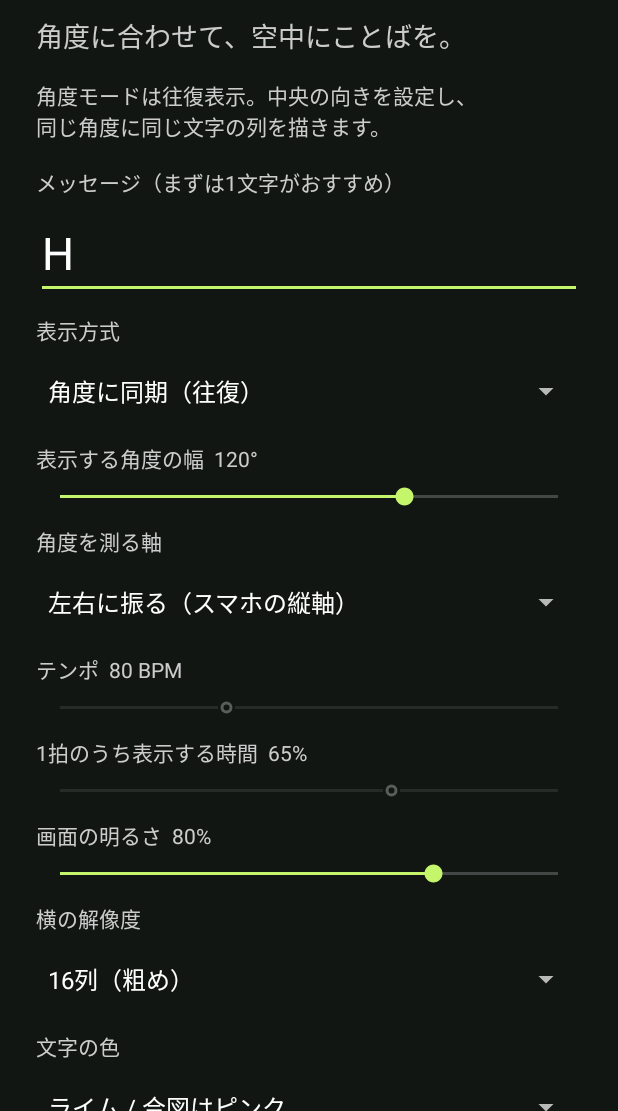
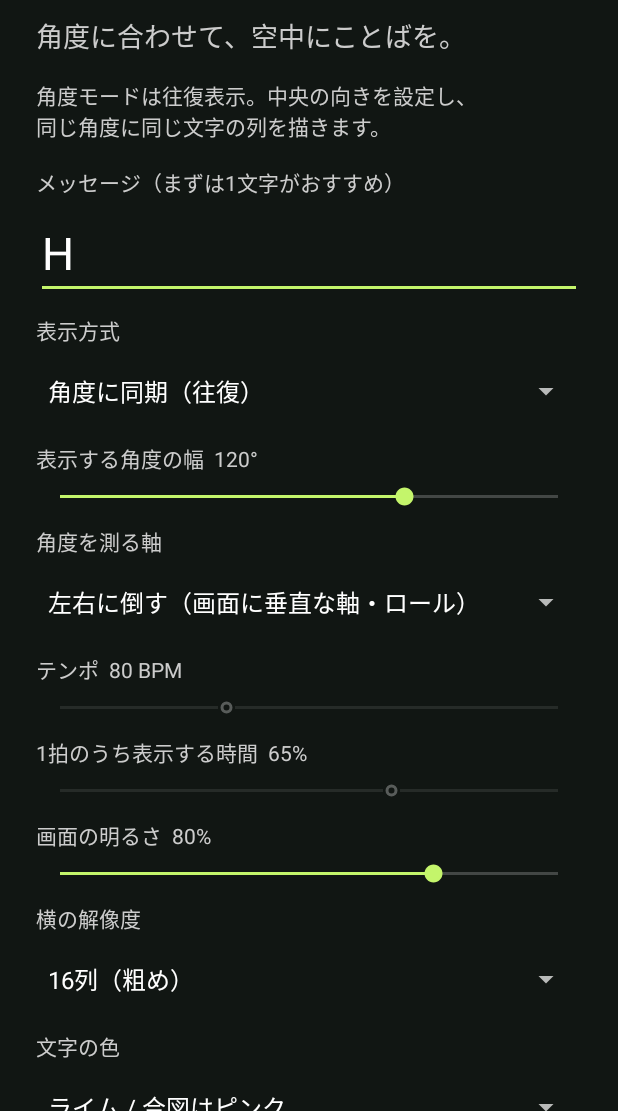
Before and after one commit to mo201602-max/SwingChat, an Android app: the screen it shows after launch (MainActivity), on a phone screen of 412 x 824 dp, the part 125-1236 px from its top. Run offline under Robolectric (Android 15) with nearby library versions, the phone set to English and light mode, and no system bars.

Commit message:
Fix horizontal swing to use screen-normal roll instead of yaw

```diff
--- a/android/app/build.gradle.kts
+++ b/android/app/build.gradle.kts
@@ -6,8 +6,8 @@ android {
         applicationId = "jp.swingchat"
         minSdk = 26
         targetSdk = 35
-        versionCode = 2
-        versionName = "0.2.0"
+        versionCode = 3
+        versionName = "0.2.1"
     }
     compileOptions { sourceCompatibility = JavaVersion.VERSION_17; targetCompatibility = JavaVersion.VERSION_17 }
     kotlinOptions { jvmTarget = "17" }
--- a/android/app/src/main/java/jp/swingchat/MainActivity.kt
+++ b/android/app/src/main/java/jp/swingchat/MainActivity.kt
@@ -53,7 +53,7 @@ class MainActivity : Activity() {
         mode=Spinner(this).apply { adapter=ArrayAdapter(this@MainActivity,android.R.layout.simple_spinner_dropdown_item,listOf("角度に同期（往復）","一定テンポ（片方向・従来方式）"));setSelection(prefs.getInt("mode",0));root.addView(this) }
         angleSpan=slider("表示する角度の幅",30,160,prefs.getInt("angleSpan",120),"°")
         root.addView(label("角度を測る軸"))
-        axis=Spinner(this).apply { adapter=ArrayAdapter(this@MainActivity,android.R.layout.simple_spinner_dropdown_item,listOf("左右に振る（スマホの縦軸）","前後に振る（スマホの横軸）"));setSelection(prefs.getInt("axis",0));root.addView(this) }
+        axis=Spinner(this).apply { adapter=ArrayAdapter(this@MainActivity,android.R.layout.simple_spinner_dropdown_item,listOf("左右に倒す（画面に垂直な軸・ロール）","前後に倒す（スマホの横軸）"));setSelection(prefs.getInt("axis",0));root.addView(this) }
         tempo=slider("テンポ",40,160,prefs.getInt("bpm",80)," BPM")
         sweep=slider("1拍のうち表示する時間",35,80,prefs.getInt("sweep",65),"%")
         brightness=slider("画面の明るさ",20,100,prefs.getInt("brightness",80),"%")
@@ -65,7 +65,7 @@ class MainActivity : Activity() {
         val startButton=Button(this).apply { setOnClickListener { startLight() } };root.addView(startButton)
         fun refreshMode(){ val angleMode=mode.selectedItemPosition==0;angleSpan.isEnabled=angleMode;axis.isEnabled=angleMode;tempo.isEnabled=!angleMode;sweep.isEnabled=!angleMode;startButton.text=if(angleMode) "中央を向けて開始 ↗" else "4拍カウントして開始 ↗";updateEstimate() }
         mode.onItemSelectedListener=object:AdapterView.OnItemSelectedListener { override fun onItemSelected(p:AdapterView<*>?,v:View?,position:Int,id:Long){refreshMode()};override fun onNothingSelected(p:AdapterView<*>?){} };refreshMode()
-        root.addView(label("角度モード：スマホを縦に持ち、振る範囲の中央を向けて開始します。初期値は左右60°ずつ、合計120°。往路と復路の同じ角度に同じ列を表示します。表示範囲の外や静止中は消灯します。\n\n中央がずれたら画面の「ここを中央に」で設定し直せます。文字列の先頭の角度では別色マークが点灯します。左右が逆なら反転を使ってください。\n\n肘や肩を中心に、スマホが弧を描いて移動し、向きも変わるように振ってください。その場で回すだけ・向きを固定して平行移動するだけではうまく描けません。\n\nストラップを使い、周囲に十分な空間を確保してください。強い点滅が苦手な方は使用を控えてください。\n\n高リフレッシュレートを優先しますが、実際の速度は端末設定・省電力・温度などに依存します。"))
+        root.addView(label("角度モード：スマホを縦に持ち、振る範囲の中央を向けて開始します。初期値は左右60°ずつ、合計120°。往路と復路の同じ角度に同じ列を表示します。表示範囲の外や静止中は消灯します。\n\n中央がずれたら画面の「ここを中央に」で設定し直せます。文字列の先頭の角度では別色マークが点灯します。左右が逆なら反転を使ってください。\n\n画面を正面に向けたまま、ペンライトのようにスマホの上端を左右へ倒してください。肘や肩を中心に弧を描いて振ります。その場で回すだけ・向きを固定して平行移動するだけではうまく描けません。\n\nストラップを使い、周囲に十分な空間を確保してください。強い点滅が苦手な方は使用を控えてください。\n\n高リフレッシュレートを優先しますが、実際の速度は端末設定・省電力・温度などに依存します。"))
         setContentView(scroll)
     }
     @Suppress("DEPRECATION") private fun currentDisplay() = windowManager.defaultDisplay
@@ -96,7 +96,7 @@ class MainActivity : Activity() {
         attrs.preferredDisplayModeId=best?.modeId?:current.modeId;attrs.preferredRefreshRate=best?.refreshRate?:display.refreshRate;attrs.screenBrightness=brightness.progress/100f;window.attributes=attrs
         window.addFlags(WindowManager.LayoutParams.FLAG_KEEP_SCREEN_ON)
         val stage=FrameLayout(this).apply { setBackgroundColor(Color.BLACK) }
-        light=LightView(this,text,timeline,colors[palette.selectedItemPosition],reverse.isChecked,if(angleMode)angleSpan.progress else null,if(axis.selectedItemPosition==0)2 else 1)
+        light=LightView(this,text,timeline,colors[palette.selectedItemPosition],reverse.isChecked,if(angleMode)angleSpan.progress else null,if(axis.selectedItemPosition==0)3 else 1)
         stage.addView(light,FrameLayout.LayoutParams(-1,-1))
         val exit=Button(this).apply { this.text="終了 ×";alpha=.65f;setOnClickListener { stopLight() } }
         stage.addView(exit,FrameLayout.LayoutParams(dp(100),dp(54),Gravity.BOTTOM or Gravity.END).apply {setMargins(dp(16),0,dp(16),dp(28))})
```
Also changed, not shown: android/app/src/main/java/jp/swingchat/AngleSweep.kt (+6 -3 lines), 2 other files.
